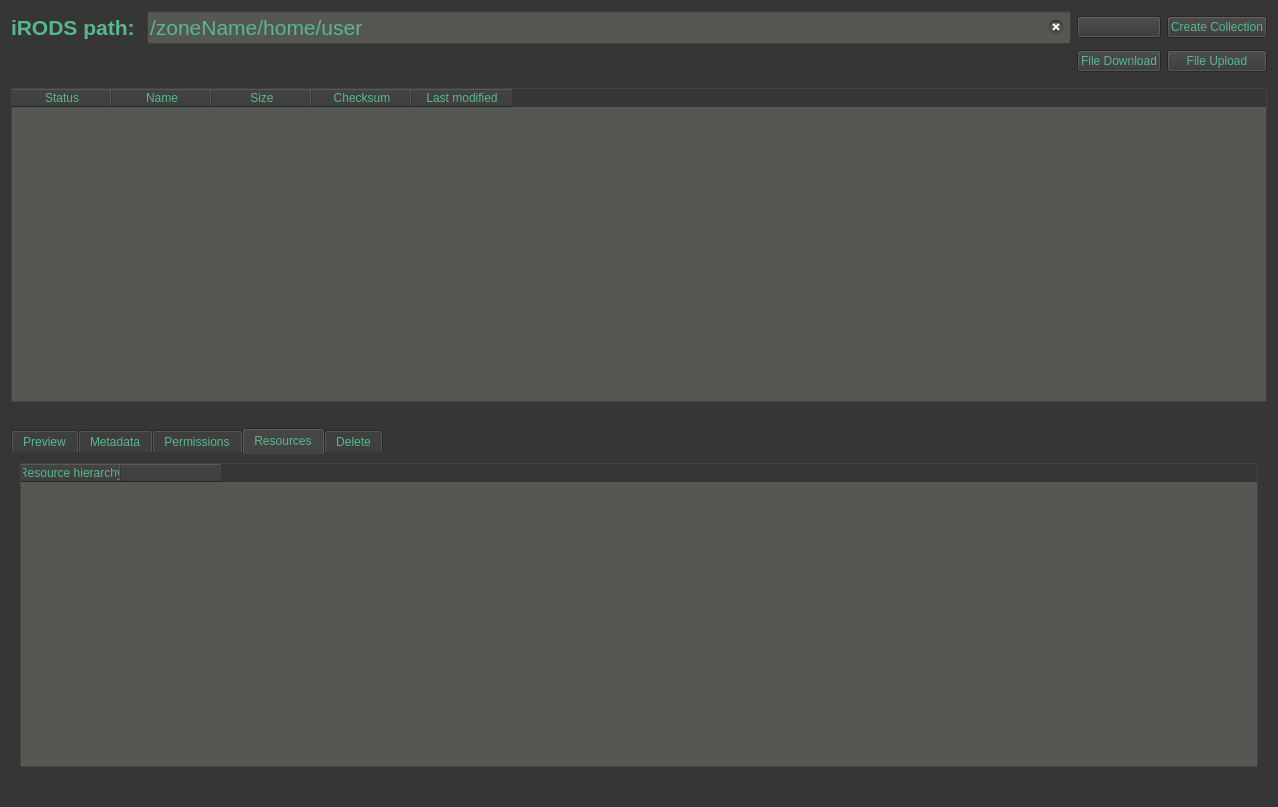
Old version of the form gui/ui-files/tabBrowser.ui in the repository iBridges-for-iRODS/iBridges.
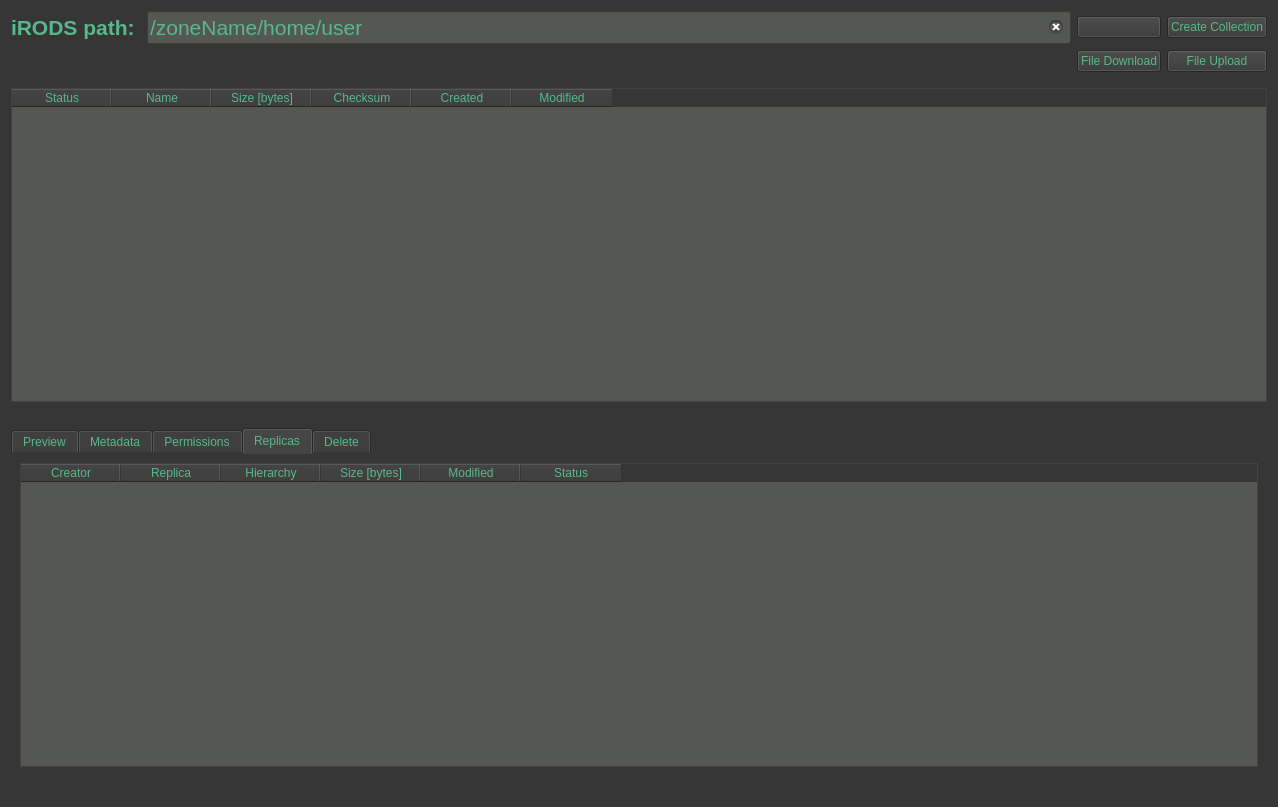
New version of the form. The open tabs and pages were chosen to show the change. Icons and pictures are not drawn.

Commit message:
[#19] Update replica handling
- add status indicators in main table
- convert Resources view to Replica view
- expand information about replicas

What changed in the file:
```diff
--- a/gui/ui-files/tabBrowser.ui
+++ b/gui/ui-files/tabBrowser.ui
@@ -185,7 +185,7 @@
      </column>
      <column>
       <property name="text">
-       <string>Size</string>
+       <string>Size [bytes]</string>
       </property>
      </column>
      <column>
@@ -195,7 +195,12 @@
      </column>
      <column>
       <property name="text">
-       <string>Last modified</string>
+       <string>Created</string>
+      </property>
+     </column>
+     <column>
+      <property name="text">
+       <string>Modified</string>
       </property>
      </column>
     </widget>
@@ -591,7 +596,7 @@
      </widget>
      <widget class="QWidget" name="resources">
       <attribute name="title">
-       <string>Resources</string>
+       <string>Replicas</string>
       </attribute>
       <layout class="QHBoxLayout" name="horizontalLayout_3">
        <item>
@@ -613,12 +618,32 @@
          </property>
          <column>
           <property name="text">
-           <string>Resource hierarchy</string>
+           <string>Creator</string>
           </property>
          </column>
          <column>
           <property name="text">
-           <string/>
+           <string>Replica</string>
+          </property>
+         </column>
+         <column>
+          <property name="text">
+           <string>Hierarchy</string>
+          </property>
+         </column>
+         <column>
+          <property name="text">
+           <string>Size [bytes]</string>
+          </property>
+         </column>
+         <column>
+          <property name="text">
+           <string>Modified</string>
+          </property>
+         </column>
+         <column>
+          <property name="text">
+           <string>Status</string>
           </property>
          </column>
         </widget>
```
Left out of the diff: 4 changed lines with no effect on the pictures. The commit also changes 1 other file.
